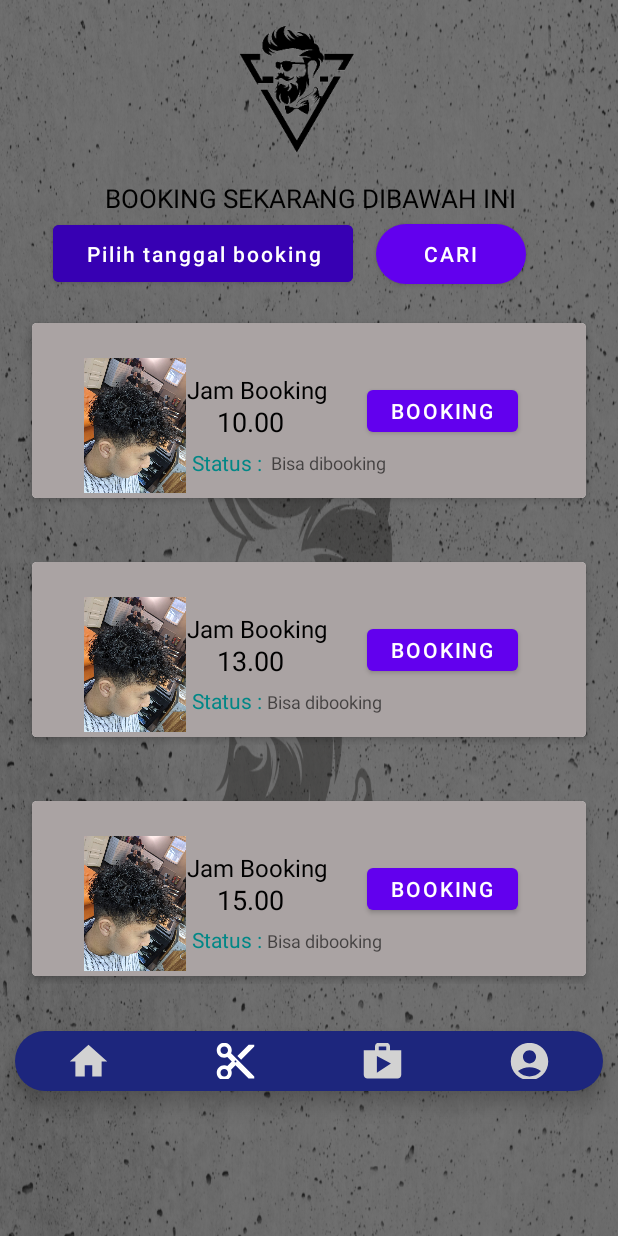
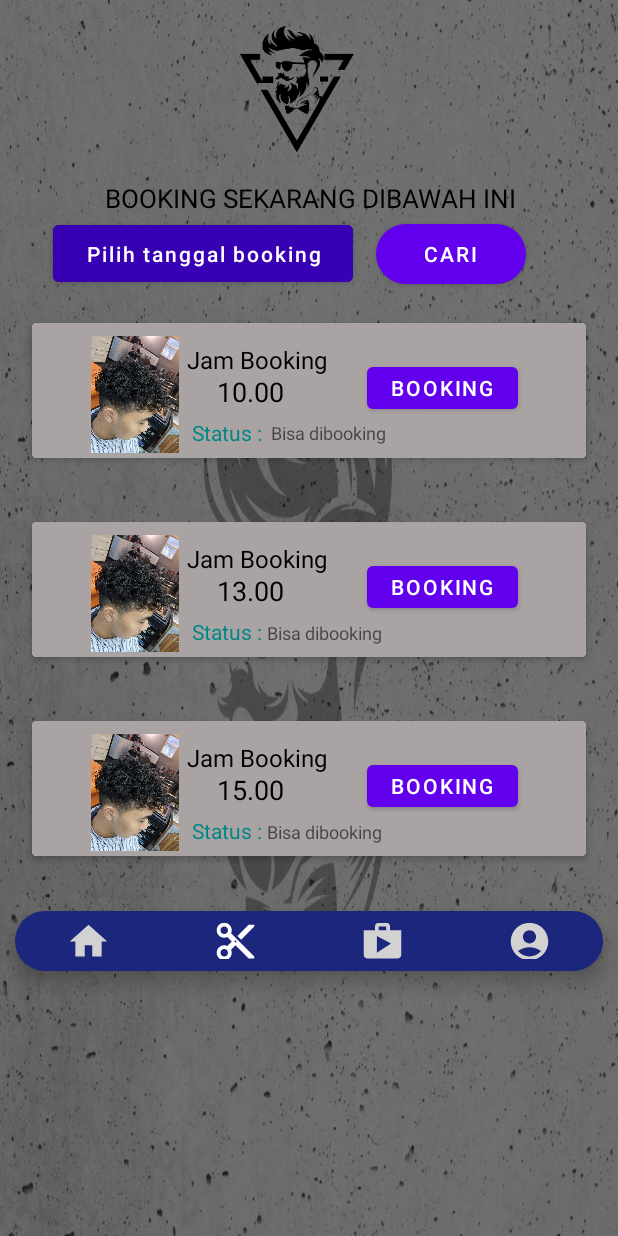
Before and after one commit to FahrezaDA/BarbershopAndroid, an Android app: the BookingActivity screen opened directly, with no data from a screen before it, on a phone screen of 412 x 824 dp. Run offline under Robolectric (Android 15) with nearby library versions, the phone set to English and light mode, and no system bars; our stand-ins replace Volley.

Commit message:
update booking

```diff
--- a/app/src/main/res/layout/activity_booking.xml
+++ b/app/src/main/res/layout/activity_booking.xml
@@ -67,7 +67,7 @@
                 android:layout_height="match_parent"
                 android:layout_margin="16dp"
                 android:layout_marginLeft="16dp"
-                android:layout_marginTop="10dp"
+                android:layout_marginTop="20dp"
                 android:layout_marginRight="16dp"
                 android:orientation="horizontal"
                 android:weightSum="1">
@@ -83,7 +83,7 @@
 
                     <RelativeLayout
                         android:layout_width="match_parent"
-                        android:layout_height="wrap_content"
+                        android:layout_height="90dp"
                         android:padding="3dp"
                         android:background="#AAA3A3">
 
@@ -91,7 +91,7 @@
                             android:layout_width="wrap_content"
                             android:layout_height="wrap_content"
                             android:layout_marginLeft="100dp"
-                            android:layout_marginTop="30dp"
+                            android:layout_marginTop="10dp"
                             android:text="Jam Booking"
                             android:textColor="@color/black"
                             android:textSize="16dp" />
@@ -100,7 +100,7 @@
                             android:layout_width="wrap_content"
                             android:layout_height="wrap_content"
                             android:layout_marginLeft="120dp"
-                            android:layout_marginTop="50dp"
+                            android:layout_marginTop="30dp"
                             android:text="10.00"
                             android:id="@+id/tv_jam1"
                             android:textColor="@color/black"
@@ -108,8 +108,8 @@
 
                         <ImageView
                             android:layout_width="120dp"
-                            android:layout_height="90dp"
-                            android:layout_marginTop="20dp"
+                            android:layout_height="80dp"
+                            android:layout_marginTop="5dp"
                             android:layout_marginLeft="5dp"
                             android:src="@drawable/perm" />
 
@@ -118,7 +118,7 @@
                             android:layout_width="wrap_content"
                             android:layout_height="40dp"
                             android:layout_marginLeft="220dp"
-                            android:layout_marginTop="35dp"
+                            android:layout_marginTop="20dp"
                             android:text="Booking" />
 
                         <TextView
@@ -136,7 +136,7 @@
                             android:layout_width="wrap_content"
                             android:layout_height="wrap_content"
                             android:layout_marginLeft="0dp"
-                            android:layout_marginTop="81dp"
+                            android:layout_marginTop="61dp"
                             android:layout_toRightOf="@id/tv_statuss1"
                             android:id="@+id/tv_status1"
                             android:hint=" Bisa dibooking"
@@ -174,7 +174,7 @@
 
                     <RelativeLayout
                         android:layout_width="match_parent"
-                        android:layout_height="wrap_content"
+                        android:layout_height="90dp"
                         android:padding="3dp"
                         android:background="#AAA3A3">
 
@@ -182,7 +182,7 @@
                             android:layout_width="wrap_content"
                             android:layout_height="wrap_content"
                             android:layout_marginLeft="100dp"
-                            android:layout_marginTop="30dp"
+                            android:layout_marginTop="10dp"
                             android:text="Jam Booking"
                             android:textColor="@color/black"
                             android:textSize="16dp" />
@@ -193,7 +193,7 @@
                             android:layout_width="wrap_content"
                             android:layout_height="wrap_content"
                             android:layout_marginLeft="120dp"
-                            android:layout_marginTop="50dp"
+                            android:layout_marginTop="30dp"
                             android:text="13.00"
                             android:textColor="@color/black"
                             android:textSize="18dp"
@@ -201,9 +201,9 @@
 
                         <ImageView
                             android:layout_width="120dp"
-                            android:layout_height="90dp"
+                            android:layout_height="80dp"
                             android:layout_marginLeft="5dp"
-                            android:layout_marginTop="20dp"
+                            android:layout_marginTop="5dp"
                             android:src="@drawable/perm" />
 
                         <Button
@@ -211,7 +211,7 @@
                             android:layout_width="wrap_content"
                             android:layout_height="40dp"
                             android:layout_marginLeft="220dp"
-                            android:layout_marginTop="35dp"
+                            android:layout_marginTop="20dp"
                             android:text="Booking"
                             tools:ignore="DuplicateIds" />
 
@@ -219,7 +219,7 @@
                             android:layout_width="wrap_content"
                             android:layout_height="wrap_content"
                             android:layout_marginLeft="103dp"
-                            android:layout_marginTop="79dp"
+                            android:layout_marginTop="60dp"
                             android:layout_below="@id/tv_jam1"
                             android:text="Status : "
                             android:id="@+id/tv_statuss2"
@@ -230,7 +230,7 @@
                             android:layout_width="wrap_content"
                             android:layout_height="wrap_content"
                             android:layout_marginLeft="0dp"
-                            android:layout_marginTop="81dp"
+                            android:layout_marginTop="62dp"
                             android:layout_toRightOf="@id/tv_statuss2"
                             android:id="@+id/tv_status2"
                             android:hint="Bisa dibooking"
@@ -268,7 +268,7 @@
 
                     <RelativeLayout
                         android:layout_width="match_parent"
-                        android:layout_height="wrap_content"
+                        android:layout_height="90dp"
                         android:padding="3dp"
                         android:background="#AAA3A3">
 
@@ -276,7 +276,7 @@
                             android:layout_width="wrap_content"
                             android:layout_height="wrap_content"
                             android:layout_marginLeft="100dp"
-                            android:layout_marginTop="30dp"
+                            android:layout_marginTop="10dp"
                             android:text="Jam Booking"
                             android:textColor="@color/black"
                             android:textSize="16dp"
@@ -286,7 +286,7 @@
                             android:layout_width="wrap_content"
                             android:layout_height="wrap_content"
                             android:layout_marginLeft="120dp"
-                            android:layout_marginTop="50dp"
+                            android:layout_marginTop="30dp"
                             android:text="15.00"
                             android:textColor="@color/black"
                             android:textSize="18dp"
@@ -294,8 +294,8 @@
 
                         <ImageView
                             android:layout_width="120dp"
-                            android:layout_height="90dp"
-                            android:layout_marginTop="20dp"
+                            android:layout_height="80dp"
+                            android:layout_marginTop="5dp"
                             android:layout_marginLeft="5dp"
                             android:src="@drawable/perm" />
 
@@ -304,7 +304,7 @@
                             android:layout_width="wrap_content"
                             android:layout_height="40dp"
                             android:layout_marginLeft="220dp"
-                            android:layout_marginTop="35dp"
+                            android:layout_marginTop="20dp"
                             android:text="Booking"
                             tools:ignore="DuplicateIds" />
 
@@ -314,7 +314,7 @@
                             android:layout_height="wrap_content"
                             android:layout_below="@id/tv_jam1"
                             android:layout_marginLeft="103dp"
-                            android:layout_marginTop="79dp"
+                            android:layout_marginTop="60dp"
                             android:text="Status : "
                             android:textColor="@color/teal_700"
                             android:textSize="14dp"
@@ -325,7 +325,7 @@
                             android:layout_width="wrap_content"
                             android:layout_height="wrap_content"
                             android:layout_marginLeft="0dp"
-                            android:layout_marginTop="81dp"
+                            android:layout_marginTop="62dp"
                             android:layout_toRightOf="@id/tv_statuss3"
                             android:hint="Bisa dibooking"
                             android:textColor="@color/black"
```
